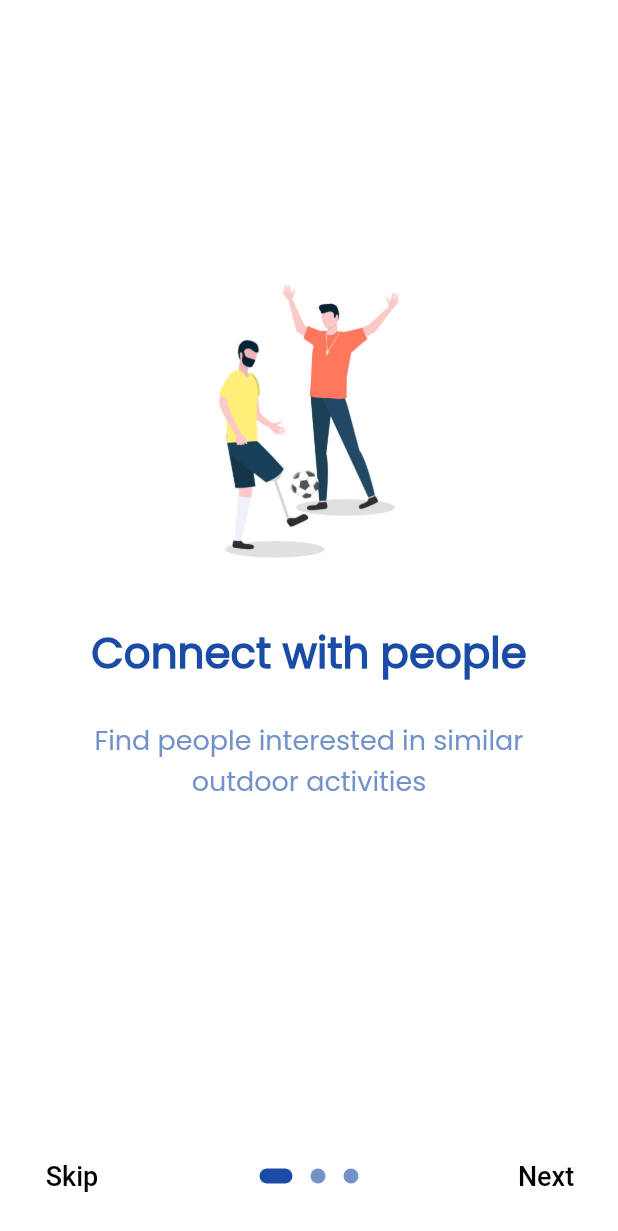
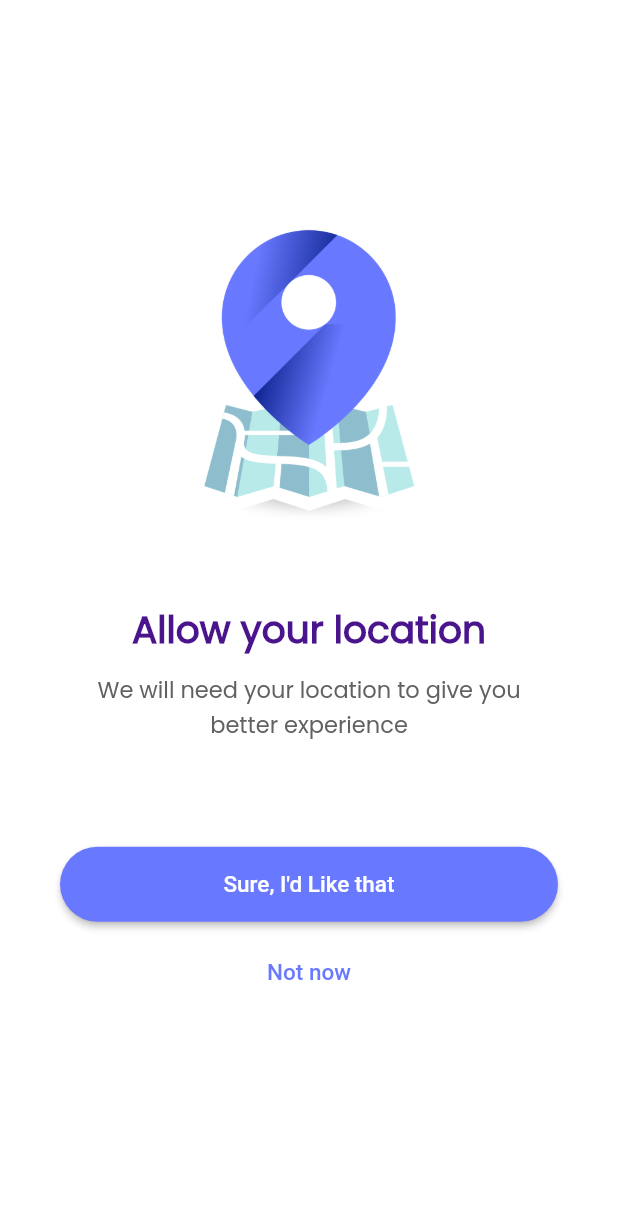
Before and after one commit to sgsm74/hackathon-phoenix, a Flutter app: the screen it shows after launch, on a phone screen of 412 x 824 dp. Shown: the top 1231 px of the screen. Run offline on Flutter 3.47's test engine with Material 2 defaults, Android fonts, the light colour scheme and no system bars; drawn by our look-alikes of introduction_screen; our stand-ins replace geolocator, google_maps_flutter, permission_handler, syncfusion_flutter_gauges.

Commit message:
create permission screen

```diff
--- a/lib/main.dart
+++ b/lib/main.dart
@@ -1,4 +1,5 @@
 import 'package:flutter/material.dart';
+import 'package:flutter/services.dart';
 import 'package:synergy/presentation/screens/activity/activities.dart';
 import 'package:synergy/presentation/screens/activity/activity.dart';
 import 'package:synergy/presentation/screens/auth/login.dart';
@@ -13,6 +14,13 @@ import 'package:synergy/presentation/screens/onboard-view.dart';
 import 'package:synergy/presentation/screens/rewards/rewards.dart';
 
 void main() {
+  SystemChrome.setSystemUIOverlayStyle(
+    SystemUiOverlayStyle(
+      statusBarColor: Colors.white,
+      statusBarIconBrightness: Brightness.dark,
+      statusBarBrightness: Brightness.dark,
+    ),
+  );
   runApp(MyApp());
 }
 
--- a/lib/presentation/screens/introduction.dart
+++ b/lib/presentation/screens/introduction.dart
@@ -1,6 +1,7 @@
 import 'dart:async';
 
 import 'package:flutter/material.dart';
+import 'package:synergy/presentation/screens/permissions/permissions.dart';
 import 'package:synergy/utils/constants.dart';
 
 class Introduction extends StatefulWidget {
@@ -16,6 +17,8 @@ class _IntroductionState extends State<Introduction> {
     super.initState();
     Timer(Duration(seconds: 3), () {
       Navigator.of(context).pushReplacementNamed('/intro');
+      Navigator.push(
+          context, MaterialPageRoute(builder: (context) => PermissionView()));
     });
   }
 
--- /dev/null
+++ b/lib/presentation/screens/permissions/permissions.dart
@@ -0,0 +1,119 @@
+import 'package:flutter/material.dart';
+import 'package:permission_handler/permission_handler.dart';
+import 'package:synergy/presentation/screens/permissions/single-permission.dart';
+import 'package:synergy/utils/constants.dart';
+
+class PermissionView extends StatefulWidget {
+  PermissionView({Key? key}) : super(key: key);
+
+  @override
+  _PermissionViewState createState() => _PermissionViewState();
+}
+
+class _PermissionViewState extends State<PermissionView> {
+  bool _visible = true;
+  bool granted = false;
+  Future<bool> _grantAccess(String type) async {
+    try {
+      switch (type) {
+        case 'storage':
+          if (await Permission.storage.request().isGranted) {
+            Navigator.of(context).pushNamed('/intro');
+            return true;
+          }
+          break;
+        case 'location':
+          if (await Permission.location.request().isGranted) {
+            setState(() {
+              _visible = !_visible;
+            });
+            return true;
+          }
+          break;
+        default:
+          return false;
+      }
+    } on Exception catch (e) {
+      print(e);
+      return false;
+    }
+    return false;
+  }
+
+  @override
+  Widget build(BuildContext context) {
+    return Scaffold(
+      body: Center(
+        child: Column(
+          crossAxisAlignment: CrossAxisAlignment.center,
+          mainAxisAlignment: MainAxisAlignment.center,
+          children: [
+            Stack(
+              children: [
+                SinglePermission(
+                  title: "location",
+                  visible: _visible,
+                ),
+                SinglePermission(
+                  title: "storage",
+                  visible: !_visible,
+                ),
+              ],
+            ),
+            SizedBox(
+              height: 70,
+            ),
+            Container(
+              width: MediaQuery.of(context).size.width - 80,
+              height: 50,
+              child: ElevatedButton(
+                onPressed: () {
+                  setState(() {
+                    _visible
+                        ? _grantAccess("location").then((value) => print(value))
+                        : _grantAccess("storage").then((value) =>
+                            value ? print("hi") : _visible = _visible);
+                    print(granted);
+                    //granted ? _visible = !_visible : _visible = _visible;
+                  });
+                },
+                child: Text(
+                  "Sure, I'd Like that",
+                  style: TextStyle(
+                    color: Colors.white,
+                    //backgroundColor: Constants.primaryColor,
+                    fontSize: 15,
+                  ),
+                ),
+                style: ButtonStyle(
+                    backgroundColor: MaterialStateProperty.resolveWith(
+                      (states) => Constants.primaryColor,
+                    ),
+                    shape: MaterialStateProperty.resolveWith(
+                      (states) => RoundedRectangleBorder(
+                        borderRadius: BorderRadius.all(
+                          Radius.circular(50),
+                        ),
+                      ),
+                    )),
+              ),
+            ),
+            SizedBox(
+              height: 10,
+            ),
+            TextButton(
+              onPressed: () {},
+              child: Text(
+                "Not now",
+                style: TextStyle(
+                  color: Constants.primaryColor,
+                  fontSize: 15,
+                ),
+              ),
+            ),
+          ],
+        ),
+      ),
+    );
+  }
+}
--- /dev/null
+++ b/lib/presentation/screens/permissions/single-permission.dart
@@ -0,0 +1,56 @@
+import 'package:flutter/material.dart';
+
+class SinglePermission extends StatelessWidget {
+  final String title;
+  final bool visible;
+  const SinglePermission({Key? key, required this.title, required this.visible})
+      : super(key: key);
+
+  @override
+  Widget build(BuildContext context) {
+    return AnimatedOpacity(
+      opacity: visible ? 1.0 : 0.0,
+      duration: Duration(milliseconds: 400),
+      child: Column(
+        children: [
+          Container(
+            width: 200,
+            height: 200,
+            child: Image.asset("assets/images/permissions/" + title + ".png"),
+          ),
+          SizedBox(
+            height: 50,
+          ),
+          Container(
+            width: MediaQuery.of(context).size.width - 100,
+            child: Text(
+              "Allow your " + title,
+              textAlign: TextAlign.center,
+              style: TextStyle(
+                fontSize: 25,
+                fontFamily: 'Poppins',
+                color: Colors.purple[900],
+                fontWeight: FontWeight.bold,
+              ),
+            ),
+          ),
+          SizedBox(
+            height: 10,
+          ),
+          Container(
+            width: MediaQuery.of(context).size.width - 100,
+            child: Text(
+              "We will need your " + title + " to give you better experience",
+              textAlign: TextAlign.center,
+              style: TextStyle(
+                fontSize: 15,
+                fontFamily: 'Poppins',
+                color: Colors.grey[700],
+              ),
+            ),
+          ),
+        ],
+      ),
+    );
+  }
+}
--- a/lib/utils/constants.dart
+++ b/lib/utils/constants.dart
@@ -1,8 +1,9 @@
 import 'package:flutter/material.dart';
 
 class Constants {
-  static const Color primaryColor = Color(0xff1A4CA7);
-
+  static const Color primaryColor = Color(0xff6979FF);
+  //6979FF
+  //1A4CA7
   static getWidth(BuildContext context) {
     return MediaQuery.of(context).size.width;
   }
--- a/pubspec.yaml
+++ b/pubspec.yaml
@@ -35,6 +35,7 @@ dependencies:
   google_maps_flutter: ^2.0.6
   geolocator: ^7.3.0
   syncfusion_flutter_gauges: ^19.2.47
+  permission_handler: ^8.1.3
 dev_dependencies:
   flutter_test:
     sdk: flutter
@@ -86,7 +87,9 @@ flutter:
     - assets/uploads/3.png
     - assets/uploads/4.png
     - assets/uploads/5.png
-
+    #permissions
+    - assets/images/permissions/location.png
+    - assets/images/permissions/storage.png
 
   # An image asset can refer to one or more resolution-specific "variants", see
   # https://flutter.dev/assets-and-images/#resolution-aware.
```
Also changed, not shown: assets/images/permissions/location.png (added), assets/images/permissions/storage.png (added), pubspec.lock, 1 other file.
